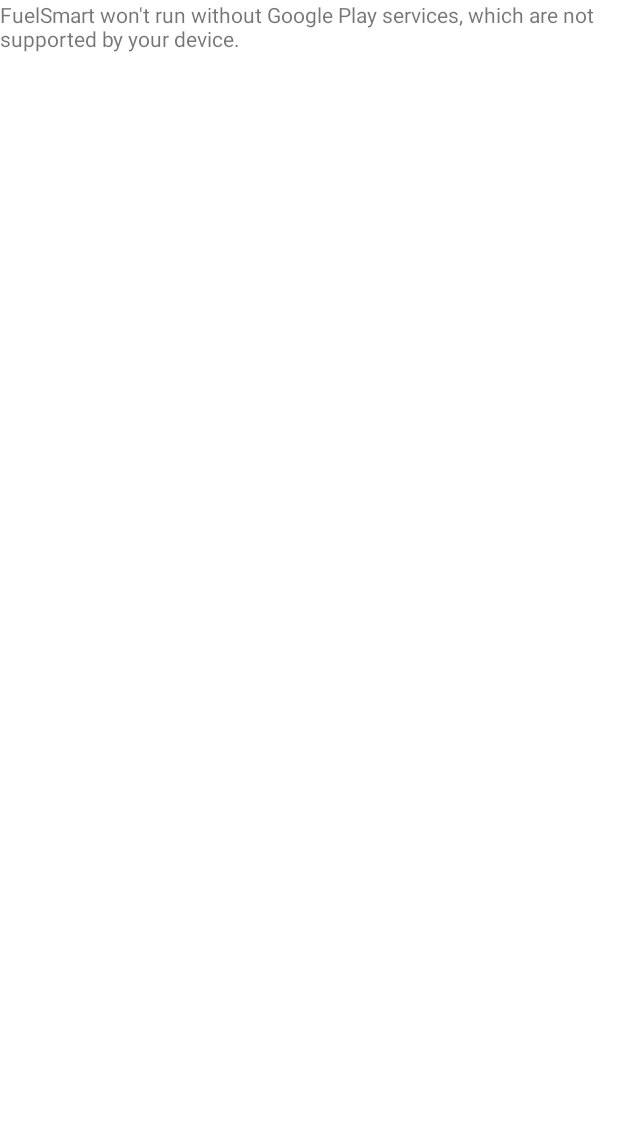
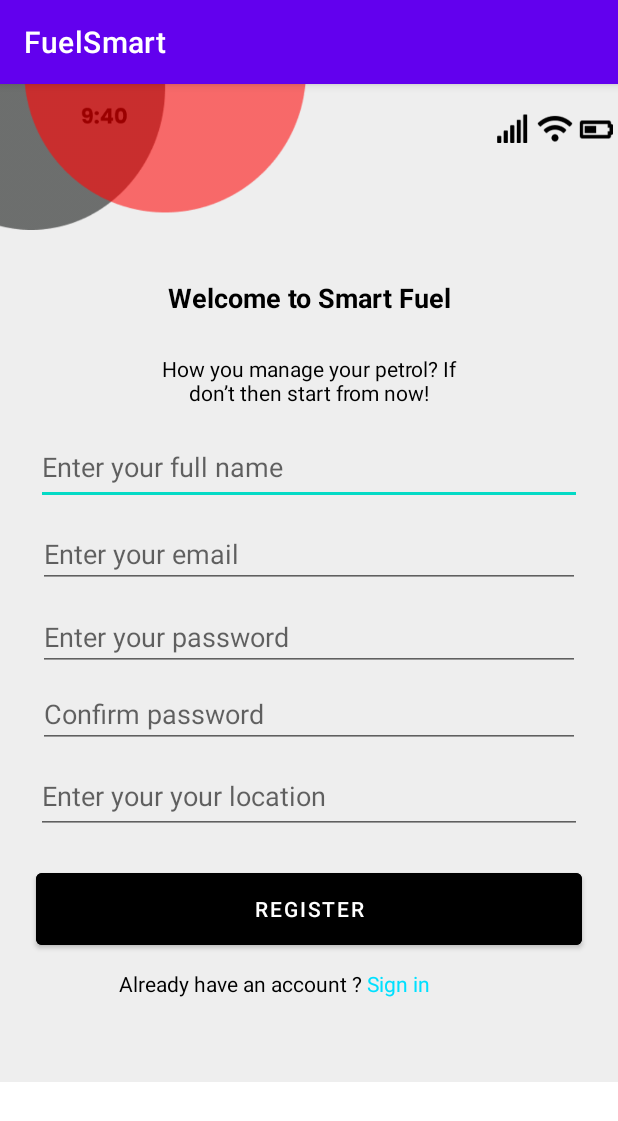
Before and after one commit to amandahaydaw/SIT705, an Android app: the screen it shows after launch (MapsActivity before the commit, signup after it), after a tap on "GET STARTED", on a phone screen of 412 x 824 dp. Shown: the top 1121 px of the screen. Run offline under Robolectric (Android 15) with nearby library versions, the phone set to English and light mode, and no system bars; our stand-ins replace Firebase (no records; nobody signed in at launch, a user with empty details on screens opened directly).

Commit message:
signup changes

```diff
--- a/app/src/main/java/com/example/fuelsmartapp/MainActivity.java
+++ b/app/src/main/java/com/example/fuelsmartapp/MainActivity.java
@@ -23,7 +23,7 @@ public class MainActivity extends AppCompatActivity {
 
     }
     public void open_registration(View view) {
-        Intent intend = new Intent(this,MapsActivity.class);
+        Intent intend = new Intent(this,signup.class);
         startActivity(intend);
     }
 
--- a/app/src/main/java/com/example/fuelsmartapp/signup.java
+++ b/app/src/main/java/com/example/fuelsmartapp/signup.java
@@ -2,15 +2,84 @@ package com.example.fuelsmartapp;
 
 import androidx.appcompat.app.AppCompatActivity;
 
+import android.content.Intent;
 import android.os.Bundle;
+import android.text.TextUtils;
+import android.view.View;
+import android.widget.Button;
+import android.widget.EditText;
+import android.widget.ProgressBar;
+import android.widget.TextView;
 
 import com.example.fuelsmartapp.R;
+import com.google.firebase.auth.FirebaseAuth;
+import com.google.firebase.firestore.FirebaseFirestore;
 
 public class signup extends AppCompatActivity {
-
+    EditText mFullName,mEmail,mPassword,cpassword,mlocation;
+    Button mRegisterBtn;
+    TextView mLoginBtn;
+    FirebaseAuth fAuth;
+    ProgressBar progressBar;
+    FirebaseFirestore fStore;
+    String userID;
     @Override
     protected void onCreate(Bundle savedInstanceState) {
         super.onCreate(savedInstanceState);
         setContentView(R.layout.activity_signup);
+
+        mFullName   = findViewById(R.id.fullName);
+        mEmail      = findViewById(R.id.Email);
+        mPassword   = findViewById(R.id.password);
+        cpassword   = findViewById(R.id.confirmpassword);
+        mlocation      = findViewById(R.id.location);
+        mRegisterBtn= findViewById(R.id.registerBtn);
+        mLoginBtn   = findViewById(R.id.have_an_account_signin);
+
+        fAuth = FirebaseAuth.getInstance();
+        fStore = FirebaseFirestore.getInstance();
+        progressBar = findViewById(R.id.progressBar);
+
+        mRegisterBtn.setOnClickListener(new View.OnClickListener()
+        {
+            @Override
+            public void onClick(View v){
+                String email =mEmail.getText().toString().trim();
+                String password=mPassword.getText().toString().trim();
+                String conpassword=cpassword.getText().toString().trim();
+
+                if(TextUtils.isEmpty(email)) {
+                    mEmail.setError("Email is Required.");
+                    return;
+                }
+
+                if(TextUtils.isEmpty(password)){
+                    mPassword.setError("Password is Required.");
+                    return;
+                }
+
+                if(TextUtils.isEmpty(conpassword)){
+                    cpassword.setError("confirm password is Required.");
+                    return;
+                }
+
+                if(password.length() < 6){
+                    mPassword.setError("Password Must be >= 6 Characters");
+                    return;
+                }
+
+                if(password.equals(conpassword)){
+                    cpassword.setError("Confirmed Password Must be same");
+                    return;
+                }
+                progressBar.setVisibility(View.VISIBLE);
+
+            }
+        });
+
+        if(fAuth.getCurrentUser() != null){
+            startActivity(new Intent(getApplicationContext(),MainActivity.class));
+            finish();
+        }
     }
 }
--- a/app/src/main/res/layout/activity_signup.xml
+++ b/app/src/main/res/layout/activity_signup.xml
@@ -67,7 +67,7 @@ If don’t then start from now!"
         app:layout_constraintTop_toTopOf="parent" />
 
     <EditText
-        android:id="@+id/fullname"
+        android:id="@+id/fullName"
         android:layout_width="364dp"
         android:layout_height="50dp"
         android:layout_marginStart="25dp"
@@ -77,13 +77,13 @@ If don’t then start from now!"
         android:hint="Enter your full name"
         android:inputType="text"
         android:selectAllOnFocus="true"
-        app:layout_constraintBottom_toTopOf="@+id/email"
+        app:layout_constraintBottom_toTopOf="@+id/Email"
         app:layout_constraintEnd_toEndOf="parent"
         app:layout_constraintStart_toStartOf="parent"
         app:layout_constraintTop_toTopOf="parent" />
 
     <EditText
-        android:id="@+id/email"
+        android:id="@+id/Email"
         android:layout_width="0dp"
         android:layout_height="wrap_content"
         android:layout_marginStart="25dp"
@@ -151,7 +151,7 @@ If don’t then start from now!"
         app:layout_constraintTop_toTopOf="parent" />
 
     <Button
-        android:id="@+id/register"
+        android:id="@+id/registerBtn"
         android:layout_width="364dp"
         android:layout_height="60dp"
         android:layout_marginStart="25dp"
@@ -197,4 +197,15 @@ If don’t then start from now!"
         app:layout_constraintEnd_toEndOf="parent"
         app:layout_constraintStart_toStartOf="parent"
         app:layout_constraintTop_toTopOf="parent" />
+    <ProgressBar
+        android:id="@+id/progressBar"
+        style="?android:attr/progressBarStyle"
+        android:layout_width="wrap_content"
+        android:layout_height="wrap_content"
+        android:visibility="invisible"
+        app:layout_constraintBottom_toBottomOf="parent"
+        app:layout_constraintEnd_toEndOf="parent"
+        app:layout_constraintStart_toStartOf="parent"
+        app:layout_constraintTop_toBottomOf="@+id/have_an_account_signin"
+        app:layout_constraintVertical_bias="0.26" />
 </androidx.constraintlayout.widget.ConstraintLayout>
```
